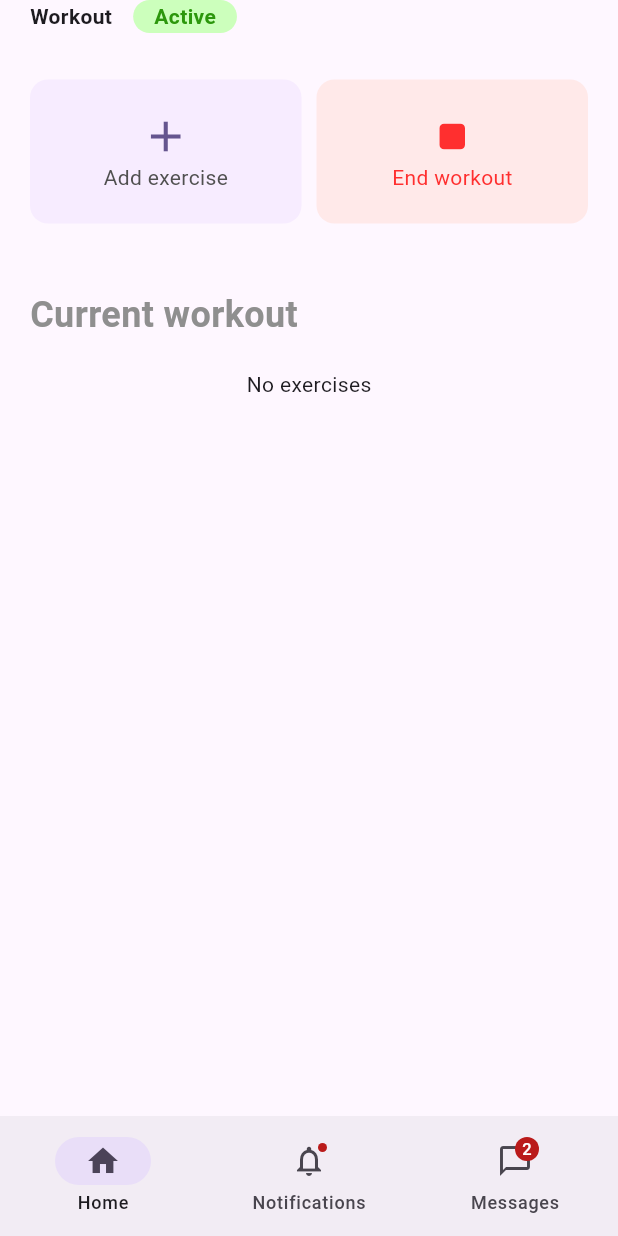
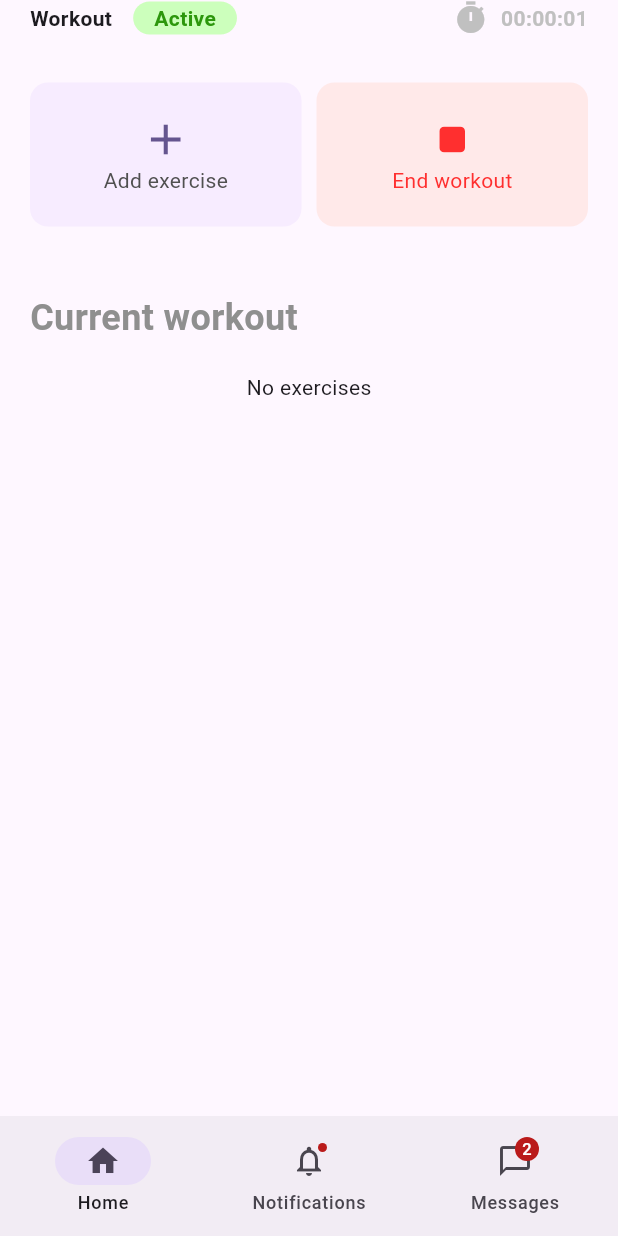
Before and after one commit to naefun/workout-tracker, a Flutter app: the screen it shows after launch, after a tap on "Start workout", on a phone screen of 412 x 824 dp. Run offline on Flutter 3.47's test engine with Material 3 defaults, Android fonts, the phone set to English and light mode, and no system bars; our stand-ins replace flutter_riverpod, google_fonts, riverpod_annotation; generated files the repository leaves out were written again.

Commit message:
Implement timers

```diff
--- a/lib/home/home_screen.dart
+++ b/lib/home/home_screen.dart
@@ -1,6 +1,8 @@
 import 'package:flutter/material.dart';
 import 'package:flutter_riverpod/flutter_riverpod.dart';
+import 'package:gym_tracker_app/home/widgets/completed_exercise_card.dart';
 import 'package:gym_tracker_app/home/widgets/exercise_actions.dart';
+import 'package:gym_tracker_app/home/widgets/timer_count.dart';
 import 'package:gym_tracker_app/home/widgets/workout_actions.dart';
 import 'package:gym_tracker_app/models/exercise.dart';
 import 'package:gym_tracker_app/models/exercise_set.dart';
@@ -9,11 +11,16 @@ import 'package:gym_tracker_app/widgets/activity_pill.dart';
 import 'package:gym_tracker_app/widgets/card_button.dart';
 import 'package:gym_tracker_app/widgets/exercise_set_card.dart';
 
-class HomeScreen extends ConsumerWidget {
+class HomeScreen extends ConsumerStatefulWidget {
   const HomeScreen({super.key});
 
   @override
-  Widget build(BuildContext context, WidgetRef ref) {
+  ConsumerState<HomeScreen> createState() => _HomeScreenState();
+}
+
+class _HomeScreenState extends ConsumerState<HomeScreen> {
+  @override
+  Widget build(BuildContext context) {
     var workoutProvider = ref.watch(currentWorkoutNotifierProvider);
     var workoutNotifier = ref.watch(currentWorkoutNotifierProvider.notifier);
 
@@ -28,6 +35,9 @@ class HomeScreen extends ConsumerWidget {
           Padding(
             padding: const EdgeInsets.only(left: 20, right: 20),
             child: Row(
+              mainAxisAlignment: MainAxisAlignment.spaceBetween,
+              children: [
+                Row(
                   spacing: 14,
                   children: [
                     Text(
@@ -37,6 +47,15 @@ class HomeScreen extends ConsumerWidget {
                     ActivityPill(
                       active: workoutStatus,
                     )
+                  ],
+                ),
+                if (workoutProvider.isInProgress)
+                  TimerCount(
+                    startTime:
+                        workoutProvider.workoutStartDateTime ?? DateTime.now(),
+                    isSecondary: true,
+                    includeHours: true,
+                  ),
               ],
             ),
           ),
@@ -58,15 +77,21 @@ class HomeScreen extends ConsumerWidget {
               child: WorkoutActions(),
             ),
           if (workoutStatus && exerciseStatus) ...[
-            Align(
-              alignment: Alignment.centerLeft,
-              child: Padding(
+            Padding(
               padding: const EdgeInsets.only(left: 20, right: 20, bottom: 10),
-                child: Text(workoutProvider.currentExercise?.name ?? "",
+              child: Row(
+                mainAxisAlignment: MainAxisAlignment.spaceBetween,
+                children: [
+                  Text(workoutProvider.currentExercise?.name ?? "",
                       style: TextStyle(
                           color: Color(0xff454545),
                           fontSize: 24,
                           fontWeight: FontWeight.bold)),
+                  TimerCount(
+                    startTime: workoutProvider.currentExercise?.startTime ??
+                        DateTime.now(),
+                  ),
+                ],
               ),
             ),
             SizedBox(
@@ -169,84 +194,14 @@ class HomeScreen extends ConsumerWidget {
                           var totalSets = exercises[index].sets.length;
                           var totalReps =
                               calculateTotalRepsFromSets(exercises[index].sets);
-                          return Padding(
-                            padding: const EdgeInsets.only(left: 20, right: 20),
-                            child: (Container(
-                              decoration: BoxDecoration(
-                                borderRadius: BorderRadius.circular(20),
-                                color: Color(0xffE8DEF8),
-                              ),
-                              padding: EdgeInsets.only(
-                                  left: 20, right: 20, top: 7, bottom: 7),
-                              child: Row(
-                                spacing: 6,
-                                children: [
-                                  Expanded(
-                                    flex: 1,
-                                    child: Text(
-                                      overflow: TextOverflow.ellipsis,
-                                      exercises[index].name,
-                                    ),
-                                  ),
-                                  Expanded(
-                                    flex: 2,
-                                    child: SingleChildScrollView(
-                                      scrollDirection: Axis.horizontal,
-                                      child: Row(
-                                        spacing: 10,
-                                        children: [
-                                          Container(
-                                            padding: EdgeInsets.all(8),
-                                            decoration: BoxDecoration(
-                                                borderRadius:
-                                                    BorderRadius.circular(12),
-                                                color: Color(0xffD1BEEF)),
-                                            child: Column(
-                                              children: [
-                                                Text(
-                                                  totalSets.toString(),
-                                                  style: TextStyle(
-                                                      fontSize: 16,
-                                                      fontWeight:
-                                                          FontWeight.bold),
-                                                ),
-                                                Text(exercises[index]
-                                                            .sets
-                                                            .length ==
-                                                        1
-                                                    ? "Set"
-                                                    : "Sets"),
-                                              ],
-                                            ),
-                                          ),
-                                          Container(
-                                            padding: EdgeInsets.all(8),
-                                            decoration: BoxDecoration(
-                                                borderRadius:
-                                                    BorderRadius.circular(12),
-                                                color: Color(0xffD1BEEF)),
-                                            child: Column(
-                                              children: [
-                                                Text(
-                                                  totalReps.toString(),
-                                                  style: TextStyle(
-                                                      fontSize: 16,
-                                                      fontWeight:
-                                                          FontWeight.bold),
-                                                ),
-                                                Text(totalReps == 1
-                                                    ? "Rep"
-                                                    : "Reps"),
-                                              ],
-                                            ),
-                                          ),
-                                        ],
-                                      ),
-                                    ),
-                                  ),
-                                ],
-                              ),
-                            )),
+                          String duration = calculateDuration(
+                              exercises[index].startTime,
+                              exercises[index].endTime);
+                          return CompletedExerciseCard(
+                            exerciseName: exercises[index].name,
+                            totalSets: totalSets,
+                            totalReps: totalReps,
+                            duration: duration,
                           );
                         }),
                   )
@@ -264,4 +219,14 @@ class HomeScreen extends ConsumerWidget {
     }
     return result;
   }
+
+  String calculateDuration(DateTime startTime, DateTime? endTime) {
+    if (endTime == null) return "00:00";
+
+    String? durationMins = endTime.difference(startTime).inMinutes.toString();
+    String? durationSecs =
+        (endTime.difference(startTime).inSeconds % 60).toString();
+
+    return "${durationMins.padLeft(2, '0')}:${durationSecs.padLeft(2, '0')}";
   }
+}
--- /dev/null
+++ b/lib/home/widgets/timer_count.dart
@@ -0,0 +1,76 @@
+import 'dart:async';
+
+import 'package:flutter/material.dart';
+import 'package:flutter_riverpod/flutter_riverpod.dart';
+import 'package:google_fonts/google_fonts.dart';
+
+class TimerCount extends ConsumerStatefulWidget {
+  const TimerCount({
+    super.key,
+    required this.startTime,
+    this.includeHours = false,
+    this.isSecondary = false,
+  });
+
+  final DateTime startTime;
+  final bool includeHours;
+  final bool isSecondary;
+  @override
+  ConsumerState<TimerCount> createState() => _TimerCountState();
+}
+
+class _TimerCountState extends ConsumerState<TimerCount> {
+  late Duration _elapsed;
+  Timer? _timer;
+
+  @override
+  void initState() {
+    super.initState();
+    _updateElapsed();
+    _timer = Timer.periodic(const Duration(seconds: 1), (_) {
+      _updateElapsed();
+    });
+  }
+
+  void _updateElapsed() {
+    setState(() {
+      _elapsed = DateTime.now().difference(widget.startTime);
+    });
+  }
+
+  @override
+  void dispose() {
+    _timer?.cancel();
+    super.dispose();
+  }
+
+  String _formatDuration(Duration duration) {
+    final hours = duration.inHours.toString().padLeft(2, '0');
+    final minutes = duration.inMinutes.remainder(60).toString().padLeft(2, '0');
+    final seconds = duration.inSeconds.remainder(60).toString().padLeft(2, '0');
+    return widget.includeHours
+        ? '$hours:$minutes:$seconds'
+        : '$minutes:$seconds';
+  }
+
+  @override
+  Widget build(BuildContext context) {
+    return Row(
+      spacing: 8,
+      children: [
+        Icon(
+          Icons.timer,
+          color: widget.isSecondary ? Color(0xffC0C0C0) : Color(0xff454545),
+        ),
+        Text(
+          _formatDuration(_elapsed),
+          style: GoogleFonts.kodeMono(
+            color: widget.isSecondary ? Color(0xffC0C0C0) : Color(0xff454545),
+            fontSize: 14,
+            fontWeight: FontWeight.bold,
+          ),
+        ),
+      ],
+    );
+  }
+}
--- a/lib/models/exercise.dart
+++ b/lib/models/exercise.dart
@@ -4,16 +4,24 @@ class Exercise {
   final String _name;
   final List<ExerciseSet> _sets;
   final String _id;
+  final DateTime _startTime;
+  DateTime? _endTime;
 
-  Exercise(String name, List<ExerciseSet> sets, String id)
-      : _name = name,
+  Exercise(
+    String name,
+    List<ExerciseSet> sets,
+    String id,
+    DateTime startTime,
+  )   : _name = name,
         _sets = sets,
-        _id = id;
+        _id = id,
+        _startTime = startTime;
 
   String get name => _name;
   List<ExerciseSet> get sets => _sets;
   String get id => _id;
-
+  DateTime get startTime => _startTime;
+  DateTime? get endTime => _endTime;
   Exercise addSets(List<ExerciseSet> sets) {
     _sets.addAll(sets);
     return this;
@@ -24,6 +32,11 @@ class Exercise {
     return this;
   }
 
+  Exercise setEndTime(DateTime endTime) {
+    _endTime = endTime;
+    return this;
+  }
+
   Exercise removeSet(String setId) {
     _sets.removeWhere((set) => set.id == setId);
     return this;
--- a/lib/state/current_workout_state.dart
+++ b/lib/state/current_workout_state.dart
@@ -80,7 +80,7 @@ class CurrentWorkoutNotifier extends _$CurrentWorkoutNotifier {
   void resetState() => state = initialCurrentWorkoutStateData;
 
   Future<void> startWorkout() async {
-    _setState(isInProgress: true);
+    _setState(isInProgress: true, workoutStartDateTime: DateTime.now());
   }
 
   Future<void> endWorkout() async {
@@ -94,13 +94,14 @@ class CurrentWorkoutNotifier extends _$CurrentWorkoutNotifier {
 
   Future<void> startExercise(String name) async {
     String id = Uuid().v4();
-    _setState(currentExercise: Exercise(name, [], id));
+    _setState(currentExercise: Exercise(name, [], id, DateTime.now()));
   }
 
   Future<void> endExercise() async {
     if (state.currentExercise != null &&
         (state.currentExercise?.sets.length ?? 0) > 0) {
-      _setState(exercises: [...state.exercises, state.currentExercise!]);
+      final exercise = state.currentExercise!..setEndTime(DateTime.now());
+      _setState(exercises: [...state.exercises, exercise]);
     }
     _resetState(currentExercise: true);
   }
--- a/pubspec.yaml
+++ b/pubspec.yaml
@@ -38,6 +38,7 @@ dependencies:
   flutter_riverpod: ^2.6.1
   riverpod_annotation: ^2.6.1
   uuid: ^4.5.1
+  google_fonts: ^6.2.1
 
 dev_dependencies:
   flutter_test:
```
Also changed, not shown: lib/home/widgets/completed_exercise_card.dart (added, +106 -0 lines), pubspec.lock, 10 other files. Lines whose indentation alone changed are shown as unchanged.
